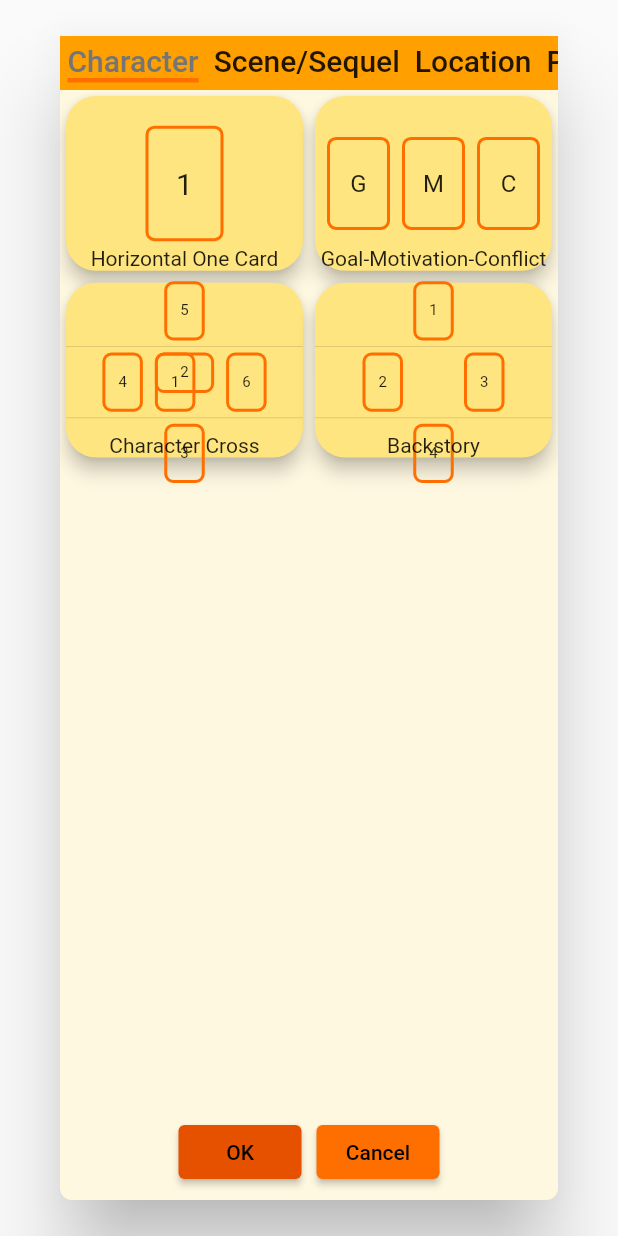
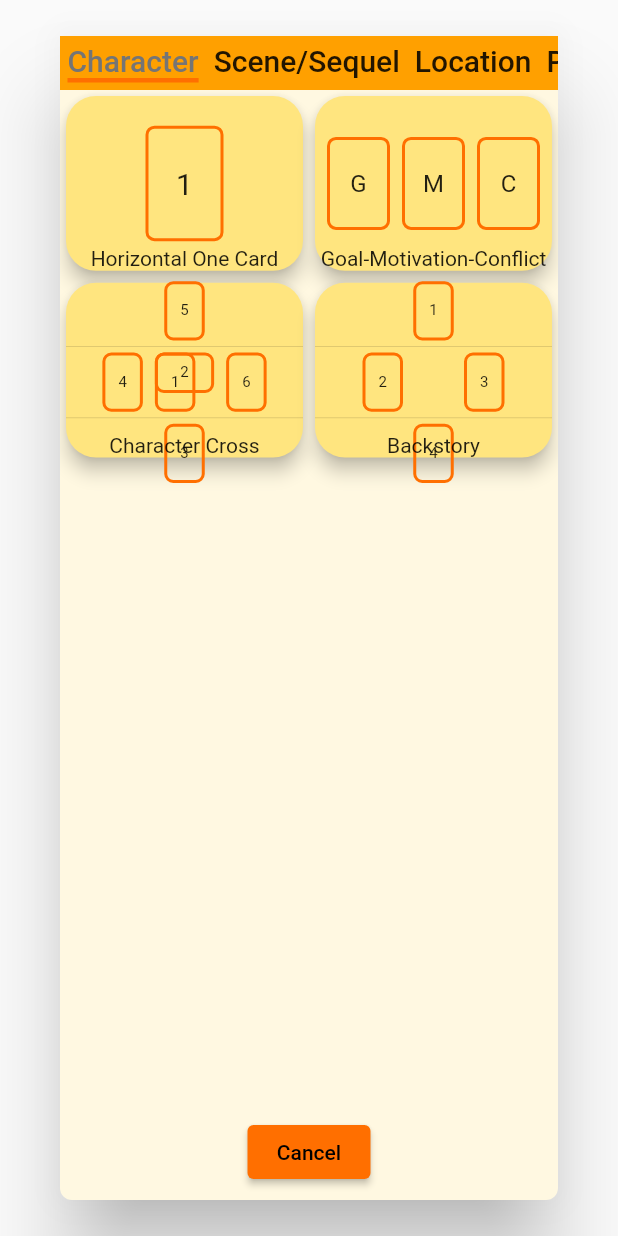
Before and after one commit to quasar-pankaj/tarot_stories, a Flutter app: the SpreadDialog widget shown alone on an empty page, opened directly, on a phone screen of 412 x 824 dp. Run offline on Flutter 3.47's test engine with Material 2 defaults, Android fonts, the phone set to English and light mode, and no system bars; our stand-ins replace flip_card, flutter_riverpod, freezed_annotation, sembast.

Commit message:
removed ok button as it was not needed.

```diff
--- a/lib/widgets/spread_dialog.dart
+++ b/lib/widgets/spread_dialog.dart
@@ -119,24 +119,6 @@ class _SpreadDialogState extends ConsumerState<SpreadDialog>
                 ElevatedButton(
                   style: ButtonStyle(
                     backgroundColor:
-                        MaterialStateProperty.all<Color>(Colors.orange[900]!),
-                  ),
-                  onPressed: () => Navigator.pop(
-                    context,
-                  ),
-                  child: const SizedBox(
-                    width: 50,
-                    child: Center(
-                      child: Text('OK'),
-                    ),
-                  ),
-                ),
-                const VerticalDivider(
-                  width: 10,
-                ),
-                ElevatedButton(
-                  style: ButtonStyle(
-                    backgroundColor:
                         MaterialStateProperty.all<Color>(Colors.amber[900]!),
                   ),
                   onPressed: () => Navigator.pop(context),
```
